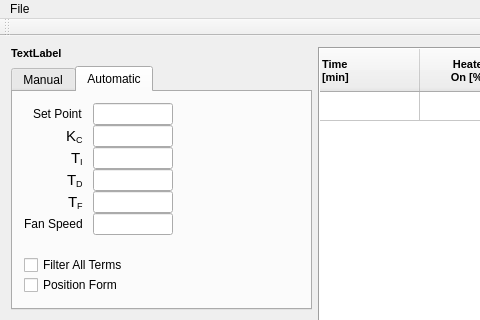
First picture: the form in mainwindow.ui, repository AnthonyA28/Qt-PWCL-main, before the edit; both pictures show x 0 to 480 and y 0 to 320 of the 856 by 615 pixel window.
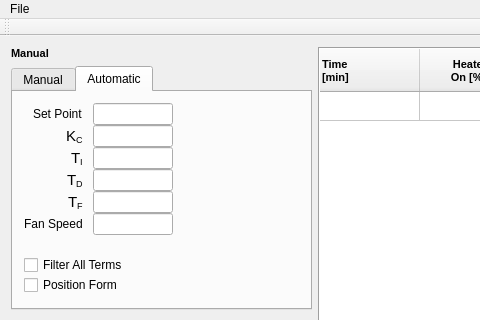
Second picture: the form after the edit. Icons and pictures are not drawn. Custom widgets are drawn as their Qt base class.

Commit message: fix textlabel instead of <mode>

Patch:
```diff
--- a/mainwindow.ui
+++ b/mainwindow.ui
@@ -67,7 +67,7 @@
                </font>
               </property>
               <property name="text">
-               <string>TextLabel</string>
+               <string>Manual</string>
               </property>
              </widget>
             </item>
```
